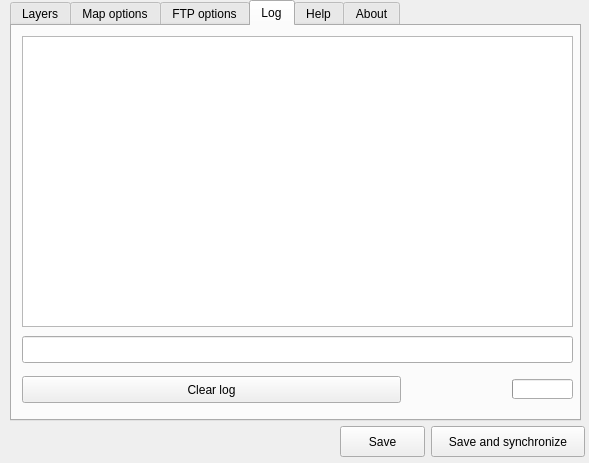
Qt form ui_lizmap.ui (3liz/lizmap-plugin) before a commit.
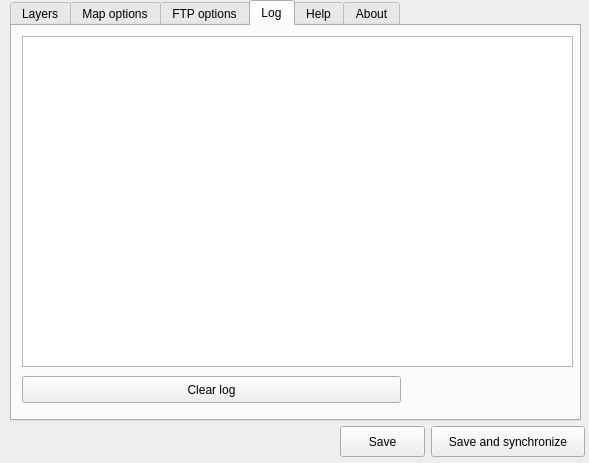
The same form after that commit. The open tabs and pages were chosen to show the change.

Commit message: FTP Sync - use of Qprocess instead of subprocess - remove useless progressbar

What changed in the file:
```diff
--- a/ui_lizmap.ui
+++ b/ui_lizmap.ui
@@ -486,7 +486,7 @@
        <x>10</x>
        <y>10</y>
        <width>551</width>
-       <height>291</height>
+       <height>331</height>
       </rect>
      </property>
      <property name="lineWrapMode">
@@ -496,38 +496,6 @@
       <bool>true</bool>
      </property>
     </widget>
-    <widget class="QLineEdit" name="outSyncCommand">
-     <property name="geometry">
-      <rect>
-       <x>10</x>
-       <y>310</y>
-       <width>551</width>
-       <height>27</height>
-      </rect>
-     </property>
-     <property name="alignment">
-      <set>Qt::AlignRight|Qt::AlignTrailing|Qt::AlignVCenter</set>
-     </property>
-    </widget>
-    <widget class="QProgressBar" name="progressBar">
-     <property name="enabled">
-      <bool>true</bool>
-     </property>
-     <property name="geometry">
-      <rect>
-       <x>500</x>
-       <y>353</y>
-       <width>61</width>
-       <height>20</height>
-      </rect>
-     </property>
-     <property name="value">
-      <number>0</number>
-     </property>
-     <property name="format">
-      <string/>
-     </property>
-    </widget>
     <widget class="QLabel" name="outState">
      <property name="geometry">
       <rect>
```
Left out of the diff: 1 changed line with no effect on the pictures. The commit also changes 3 other files.
